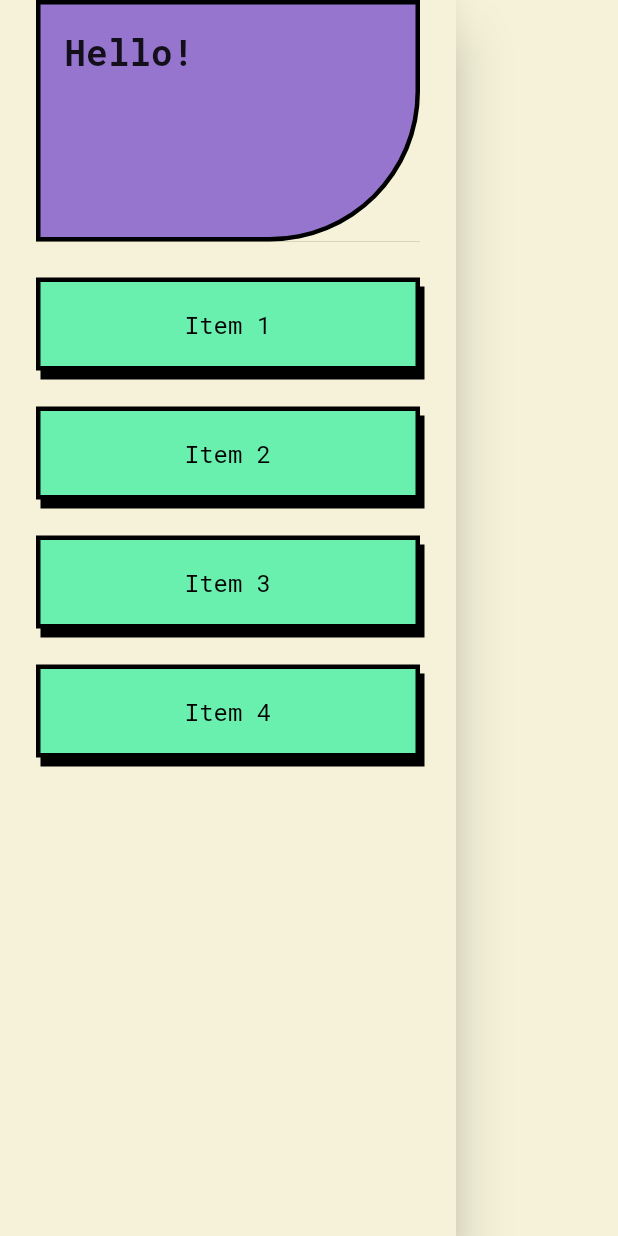
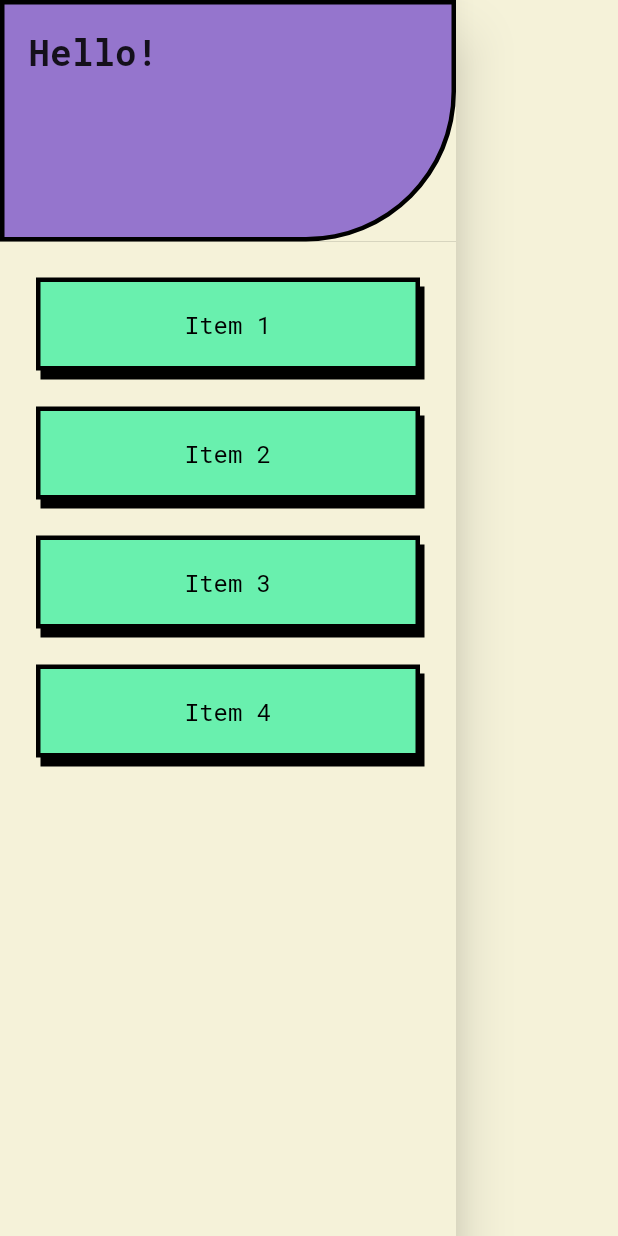
Before and after one commit to alice-ang/bingo, a Flutter app: the StyledDrawer widget shown alone on an empty page, opened directly, on a phone screen of 412 x 824 dp. Run offline on Flutter 3.47's test engine with Material 2 defaults, Android fonts, the phone set to English and light mode, and no system bars; our stand-ins replace google_fonts.

Commit message:
drawer tweaks

```diff
--- a/lib/widgets/styled_drawer.dart
+++ b/lib/widgets/styled_drawer.dart
@@ -12,7 +12,7 @@ class _DrawerState extends State<StyledDrawer> {
     4,
     (int index) {
       return Container(
-        margin: const EdgeInsets.only(top: 24),
+        margin: const EdgeInsets.only(top: 24, right: 24, left: 24),
         decoration: BoxDecoration(
             color: Colors.greenAccent.shade200,
             borderRadius: const BorderRadius.all(
@@ -42,9 +42,7 @@ class _DrawerState extends State<StyledDrawer> {
   Widget build(BuildContext context) {
     return Drawer(
       backgroundColor: const Color(0xfff5f2d9),
-      child: ListView(
-          padding: const EdgeInsets.only(right: 24, left: 24),
-          children: [
+      child: ListView(children: [
         SizedBox(
           width: MediaQuery.of(context).size.width,
           child: DrawerHeader(
```
Lines whose indentation alone changed are shown as unchanged.
